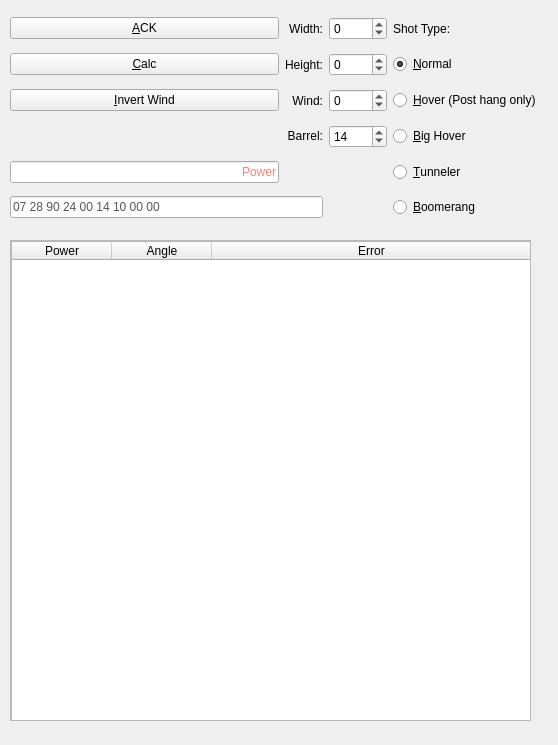
Before: the Qt Designer form RetoolGUI.ui in calculuswhiz/fluffy-spoon, drawn with Qt 5.
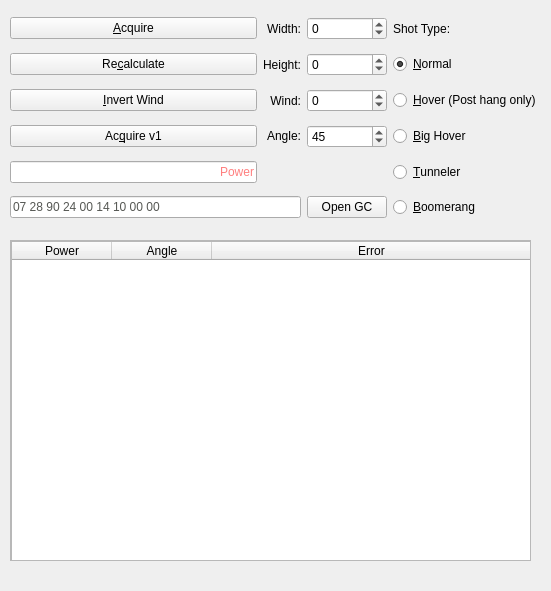
After: the same form once the commit is applied.

```diff
--- a/RetoolGUI.ui
+++ b/RetoolGUI.ui
@@ -6,8 +6,8 @@
    <rect>
     <x>0</x>
     <y>0</y>
-    <width>558</width>
-    <height>745</height>
+    <width>551</width>
+    <height>591</height>
    </rect>
   </property>
   <property name="sizePolicy">
@@ -85,24 +85,14 @@
      <item row="1" column="0">
       <widget class="QPushButton" name="acq_btn">
        <property name="text">
-        <string>&amp;ACK</string>
-       </property>
-      </widget>
-     </item>
-     <item row="5" column="1">
-      <widget class="QLabel" name="label_3">
-       <property name="text">
-        <string>&lt;html&gt;&lt;head/&gt;&lt;body&gt;&lt;p&gt;Barrel:&lt;/p&gt;&lt;/body&gt;&lt;/html&gt;</string>
-       </property>
-       <property name="alignment">
-        <set>Qt::AlignRight|Qt::AlignTrailing|Qt::AlignVCenter</set>
+        <string>&amp;Acquire</string>
        </property>
       </widget>
      </item>
      <item row="2" column="0">
       <widget class="QPushButton" name="calc_btn">
        <property name="text">
-        <string>&amp;Calc</string>
+        <string>Re&amp;calculate</string>
        </property>
       </widget>
      </item>
@@ -125,7 +115,7 @@
         <number>1</number>
        </property>
        <property name="value">
-        <number>14</number>
+        <number>45</number>
        </property>
       </widget>
      </item>
@@ -232,6 +222,30 @@
        </property>
       </widget>
      </item>
+     <item row="5" column="1">
+      <widget class="QLabel" name="label_3">
+       <property name="text">
+        <string>&lt;html&gt;&lt;head/&gt;&lt;body&gt;&lt;p&gt;Angle:&lt;/p&gt;&lt;/body&gt;&lt;/html&gt;</string>
+       </property>
+       <property name="alignment">
+        <set>Qt::AlignRight|Qt::AlignTrailing|Qt::AlignVCenter</set>
+       </property>
+      </widget>
+     </item>
+     <item row="5" column="0">
+      <widget class="QPushButton" name="v1ack_btn">
+       <property name="text">
+        <string>Ac&amp;quire v1</string>
+       </property>
+      </widget>
+     </item>
+     <item row="9" column="2">
+      <widget class="QPushButton" name="openGC">
+       <property name="text">
+        <string>Open GC</string>
+       </property>
+      </widget>
+     </item>
     </layout>
    </widget>
    <widget class="QScrollArea" name="scrollArea">
@@ -240,7 +254,7 @@
       <x>10</x>
       <y>240</y>
       <width>521</width>
-      <height>481</height>
+      <height>321</height>
      </rect>
     </property>
     <property name="widgetResizable">
@@ -252,7 +266,7 @@
        <x>0</x>
        <y>0</y>
        <width>519</width>
-       <height>479</height>
+       <height>319</height>
       </rect>
      </property>
      <widget class="QTableWidget" name="calcTable">
@@ -261,7 +275,7 @@
         <x>0</x>
         <y>0</y>
         <width>521</width>
-        <height>481</height>
+        <height>321</height>
        </rect>
       </property>
       <property name="sortingEnabled">
```
Left out of the diff: 2 changed lines with no effect on the pictures.
